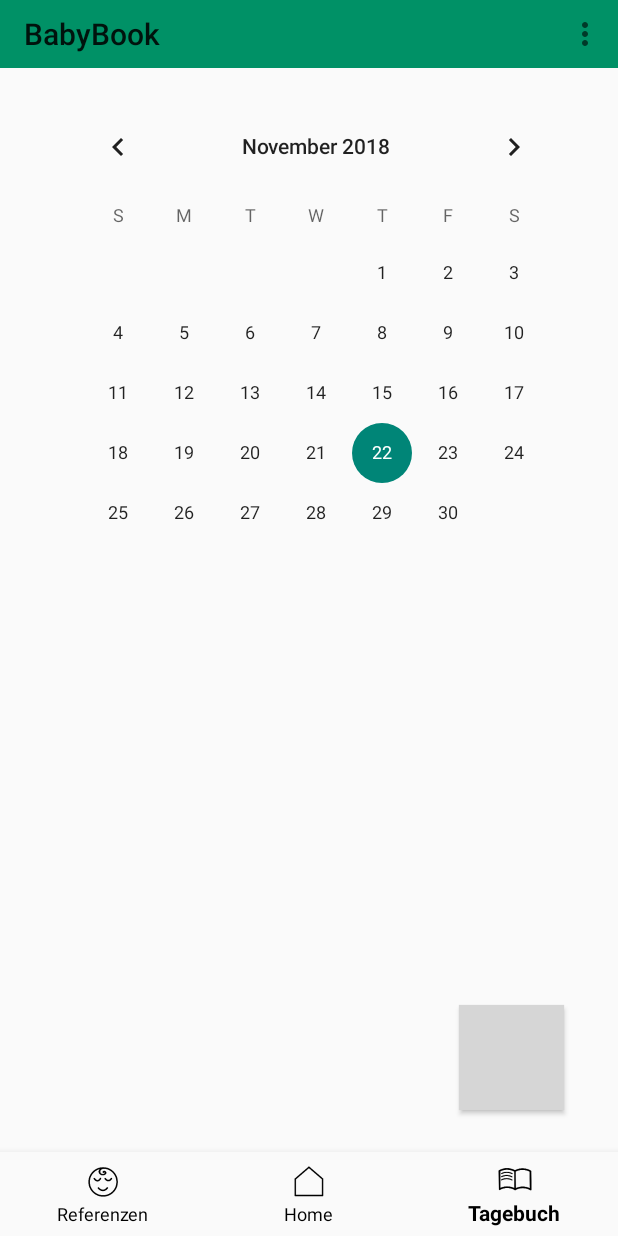
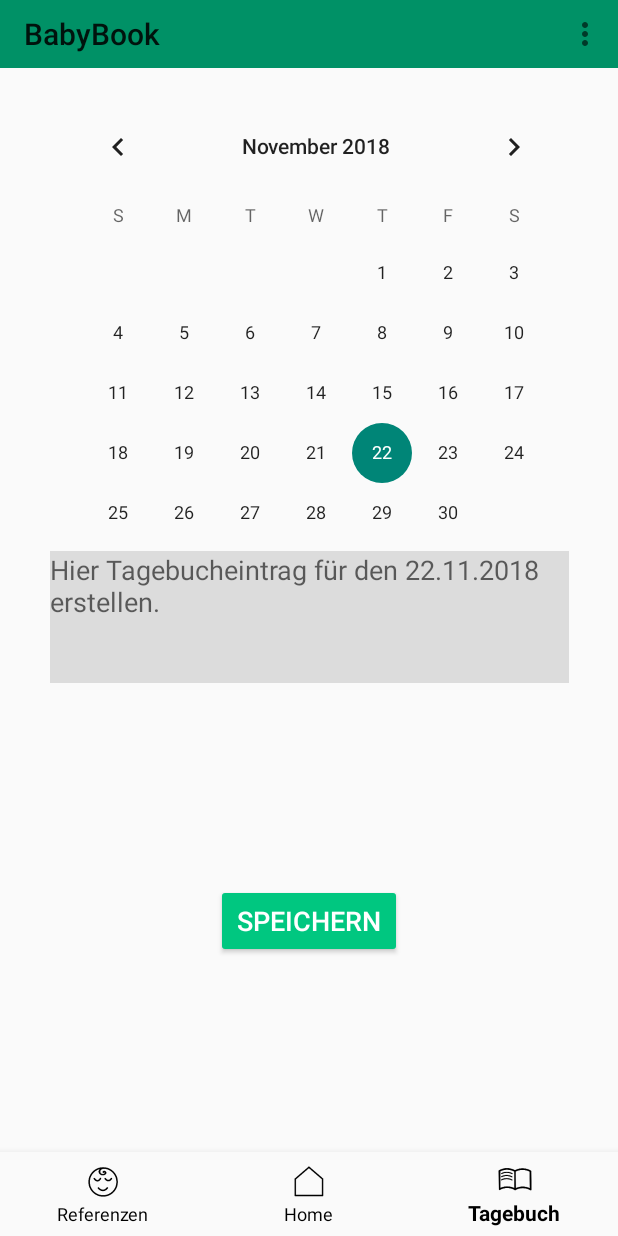
Before and after one commit to KreuzbergerL/BabyBook01, an Android app: the screen it shows after launch (MainActivity), item 3 of the bottom bar chosen, on a phone screen of 412 x 824 dp. Run offline under Robolectric (Android 15) with nearby library versions, the phone set to English and light mode, and no system bars; grey boxes are pictures that could not be loaded.

Commit message:
Speichern von Tagebucheinträgen verbessert.

```diff
--- a/app/src/main/java/com/example/lukas/bottom_navigation5/DiaryFragment.java
+++ b/app/src/main/java/com/example/lukas/bottom_navigation5/DiaryFragment.java
@@ -4,6 +4,7 @@ import android.content.SharedPreferences;
 import android.os.Bundle;
 import android.support.annotation.NonNull;
 import android.support.annotation.Nullable;
+import android.support.annotation.StringRes;
 import android.support.v4.app.Fragment;
 import android.support.v4.app.FragmentManager;
 import android.support.v4.app.FragmentTransaction;
@@ -12,28 +13,73 @@ import android.view.LayoutInflater;
 import android.view.View;
 import android.view.ViewGroup;
 import android.widget.Button;
+import android.widget.CalendarView;
 import android.widget.EditText;
 import android.content.Context;
 import android.widget.Toast;
 
+import java.text.SimpleDateFormat;
+import java.util.Calendar;
+
 public class DiaryFragment extends Fragment implements View.OnClickListener {
 
+    public int calenderDay;
+    public int calenderMonth;
+    public int calenderYear;
+    public CalendarView calender;
     public EditText txt_Tagebucheintrag;
     public Button btn_tagebucheintragerstellen;
 
     @Nullable
     @Override
-    public View onCreateView(@NonNull LayoutInflater inflater, @Nullable ViewGroup container, @Nullable Bundle savedInstanceState) {
+    public View onCreateView(@NonNull LayoutInflater inflater, @Nullable ViewGroup container, @Nullable final Bundle savedInstanceState) {
         View view = inflater.inflate(R.layout.fragment_diary, container, false);
 
+///////////// Heutiges Datum ermitteln ////////////////////////
+        final Calendar kalendar = Calendar.getInstance();
+        SimpleDateFormat sdfDay = new SimpleDateFormat("dd");
+        SimpleDateFormat sdfMonth = new SimpleDateFormat("MM");
+        SimpleDateFormat sdfYear = new SimpleDateFormat("yyyy");
+
+
+        calenderDay = Integer.parseInt( sdfDay.format(kalendar.getTime()));
+        calenderMonth = Integer.parseInt( sdfMonth.format(kalendar.getTime()));
+        calenderYear = Integer.parseInt( sdfYear.format(kalendar.getTime()));
+
+
+        calender = (CalendarView) view.findViewById(R.id.calendarView3);
         txt_Tagebucheintrag = (EditText) view.findViewById(R.id.txt_Tagebucheintrag);
         btn_tagebucheintragerstellen = (Button) view.findViewById(R.id.btn_Tagebucheintrag_erstellen);
 
         btn_tagebucheintragerstellen.setOnClickListener(this);
 
-        String stringiEintrag = new PrefManager(this).getEintrag();
+        String stringiEintrag = new PrefManager(this).getEintrag(calenderDay, calenderMonth, calenderYear);
         txt_Tagebucheintrag.setText(stringiEintrag);
 
+        if(txt_Tagebucheintrag.getText().toString().matches("")){
+            txt_Tagebucheintrag.setHint("Hier Tagebucheintrag für den "+ calenderDay + "." + calenderMonth + "." + calenderYear + " erstellen.");
+        }
+
+        calender.setOnDateChangeListener(new CalendarView.OnDateChangeListener() {
+
+            @Override
+            public void onSelectedDayChange(CalendarView view, int year, int month, int dayOfMonth) {
+
+                    calenderDay = dayOfMonth;
+                    calenderMonth = month + 1;
+                    calenderYear = year;
+
+                String stringiEintrag = new PrefManager(DiaryFragment.this).getEintrag(calenderDay, calenderMonth, calenderYear);
+                txt_Tagebucheintrag.setText(stringiEintrag);
+
+                if(txt_Tagebucheintrag.getText().toString().matches("")){
+                    txt_Tagebucheintrag.setHint("Hier Tagebucheintrag für den "+ calenderDay + "." + calenderMonth + "." + calenderYear + " erstellen.");
+                }
+
+
+
+            }
+        });
         return view;
     }
 
@@ -41,12 +87,24 @@ public class DiaryFragment extends Fragment implements View.OnClickListener {
     public void onClick(View v) {
 
         if(!txt_Tagebucheintrag.getText().toString().matches("")) {
-            new PrefManager(this).SaveTagebucheinträge(txt_Tagebucheintrag.getText().toString());
-            Toast msg = Toast.makeText(getContext(), "Tagebucheintrag erstellt oder bearbeitet", Toast.LENGTH_SHORT);
-            msg.setGravity(Gravity.BOTTOM, msg.getXOffset()/2, msg.getYOffset()/2);
-            msg.show();
+
+            if(txt_Tagebucheintrag.getText().toString().matches( new PrefManager(DiaryFragment.this).getEintrag(calenderDay, calenderMonth, calenderYear)))
+            {
+                Toast msg = Toast.makeText(getContext(), "Zunächst Tagebucheintrag für den " + calenderDay + "." + calenderMonth + "." + calenderYear + " bearbeiten.", Toast.LENGTH_SHORT);
+                msg.setGravity(Gravity.BOTTOM, msg.getXOffset()/2, msg.getYOffset()/2);
+                msg.show();
+            }else {
+
+                new PrefManager(this).SaveTagebucheinträge(txt_Tagebucheintrag.getText().toString(), calenderDay, calenderMonth, calenderYear);
+
+                Toast msg = Toast.makeText(getContext(), "Tagebucheintrag für den " + calenderDay + "." + calenderMonth + "." + calenderYear + " erstellt oder bearbeitet.", Toast.LENGTH_SHORT);
+                msg.setGravity(Gravity.BOTTOM, msg.getXOffset()/2, msg.getYOffset()/2);
+                msg.show();
+            }
+
         }else {
-            Toast msg = Toast.makeText(getContext(), "Zunächst Tagebucheintrag erstellen", Toast.LENGTH_SHORT);
+
+            Toast msg = Toast.makeText(getContext(), "Zunächst Tagebucheintrag erstellen.", Toast.LENGTH_SHORT);
             msg.setGravity(Gravity.BOTTOM, msg.getXOffset()/2, msg.getYOffset()/2);
             msg.show();
 
--- a/app/src/main/java/com/example/lukas/bottom_navigation5/PrefManager.java
+++ b/app/src/main/java/com/example/lukas/bottom_navigation5/PrefManager.java
@@ -12,16 +12,16 @@ public class PrefManager {
         this.context = context.getContext();
     }
 
-    public void SaveTagebucheinträge(String tagebucheintrag){
+    public void SaveTagebucheinträge(String tagebucheintrag, int day, int month, int year ){
         SharedPreferences sharedPreferences = context.getSharedPreferences("Tagebucheinträge", context.MODE_PRIVATE);   // MODE_PRIVAT -> Zugriff nur innerhalb der App möglich
         SharedPreferences.Editor editor = sharedPreferences.edit();
-        editor.putString("Eintrag", tagebucheintrag);
+        editor.putString("Eintrag" + day + "." + month + "." + year , tagebucheintrag);
         editor.commit();
     }
 
 
-    public String getEintrag(){
+    public String getEintrag(int d, int m, int y){
         SharedPreferences sharedPreferences = context.getSharedPreferences("Tagebucheinträge" , context.MODE_PRIVATE);
-        return sharedPreferences.getString("Eintrag", "");
+        return sharedPreferences.getString("Eintrag" + d + "." + m + "." + y , "");
     }
 }
--- a/app/src/main/res/layout/fragment_diary.xml
+++ b/app/src/main/res/layout/fragment_diary.xml
@@ -10,7 +10,7 @@
     <CalendarView
         android:id="@+id/calendarView3"
         android:layout_width="wrap_content"
-        android:layout_height="wrap_content"
+        android:layout_height="303dp"
         android:layout_marginStart="8dp"
         android:layout_marginTop="64dp"
         android:layout_marginEnd="8dp"
@@ -21,27 +21,36 @@
 
     <Button
         android:id="@+id/btn_Tagebucheintrag_erstellen"
-        android:layout_width="70dp"
-        android:layout_height="70dp"
-        android:layout_marginEnd="36dp"
-        android:layout_marginBottom="84dp"
-        android:background="@mipmap/btn_plus"
+        android:layout_width="124dp"
+        android:layout_height="49dp"
+        android:layout_marginStart="8dp"
+        android:layout_marginEnd="8dp"
+        android:layout_marginBottom="52dp"
+        android:backgroundTint="@color/green"
         android:clickable="true"
+        android:text="@string/Abspeichern"
+        android:textColor="@color/white"
+        android:textSize="18sp"
         app:layout_constraintBottom_toBottomOf="parent"
-        app:layout_constraintEnd_toEndOf="parent" />
+        app:layout_constraintEnd_toEndOf="parent"
+        app:layout_constraintStart_toStartOf="parent"
+        app:layout_constraintTop_toBottomOf="@+id/txt_Tagebucheintrag" />
 
     <EditText
         android:id="@+id/txt_Tagebucheintrag"
-        android:layout_width="154dp"
-        android:layout_height="116dp"
-        android:layout_marginStart="16dp"
-        android:layout_marginBottom="24dp"
+        android:layout_width="346dp"
+        android:layout_height="88dp"
+        android:layout_marginStart="8dp"
+        android:layout_marginEnd="8dp"
+        android:background="@color/EditTextBackgroung"
         android:clickable="true"
         android:ems="10"
         android:gravity="top"
         android:inputType="textMultiLine"
         android:singleLine="false"
-        app:layout_constraintBottom_toBottomOf="parent"
-        app:layout_constraintStart_toStartOf="parent" />
+        android:textColorLink="@color/green"
+        app:layout_constraintEnd_toEndOf="parent"
+        app:layout_constraintStart_toStartOf="parent"
+        app:layout_constraintTop_toBottomOf="@+id/calendarView3" />
 
 </android.support.constraint.ConstraintLayout>
--- a/app/src/main/res/values/colors.xml
+++ b/app/src/main/res/values/colors.xml
@@ -12,5 +12,6 @@
     <color name="orange">#ffa500</color>
     <color name="blue">#5cacee</color>
     <color name="ToolBarGreen">#009166</color>
+    <color name="EditTextBackgroung">#dcdcdc</color>
 
 </resources>
--- a/app/src/main/res/values/strings.xml
+++ b/app/src/main/res/values/strings.xml
@@ -13,6 +13,8 @@
     <string name="title_activity_settings">Settings</string>
     <string name="string_insertDate">Geburtstermin eingeben</string>
     <string name="string_datumsanzeige"></string>
+    <string name="EditTextHint">Tagebucheintrag erstellen</string>
+    <string name="Abspeichern">Speichern</string>
 
 
 </resources>
```
Also changed, not shown: app/src/main/res/mipmap-xxxhdpi/btn_general2.png (added), app/src/main/res/mipmap-xxxhdpi/btn_plus.png (added).
